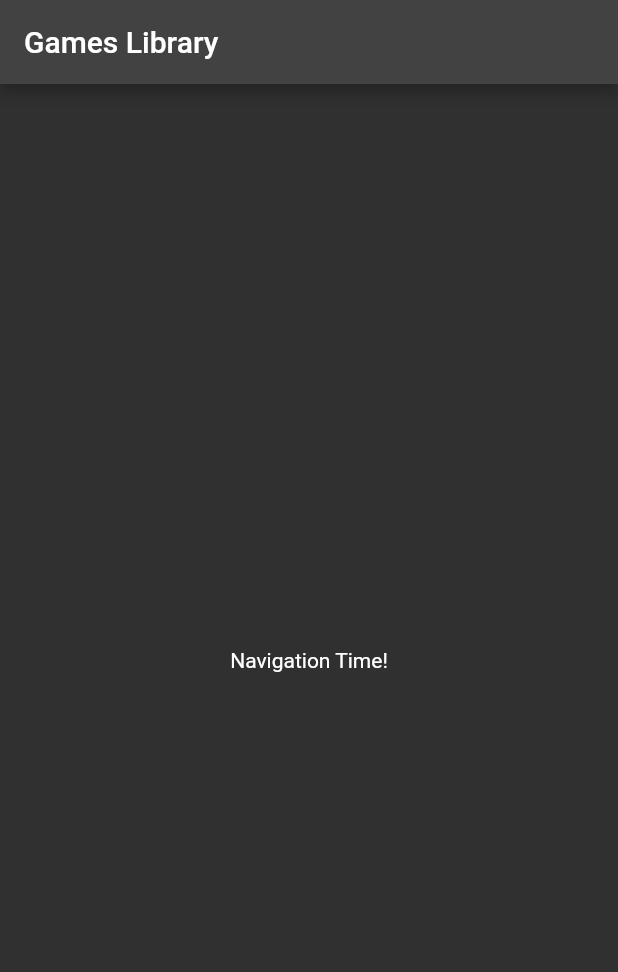
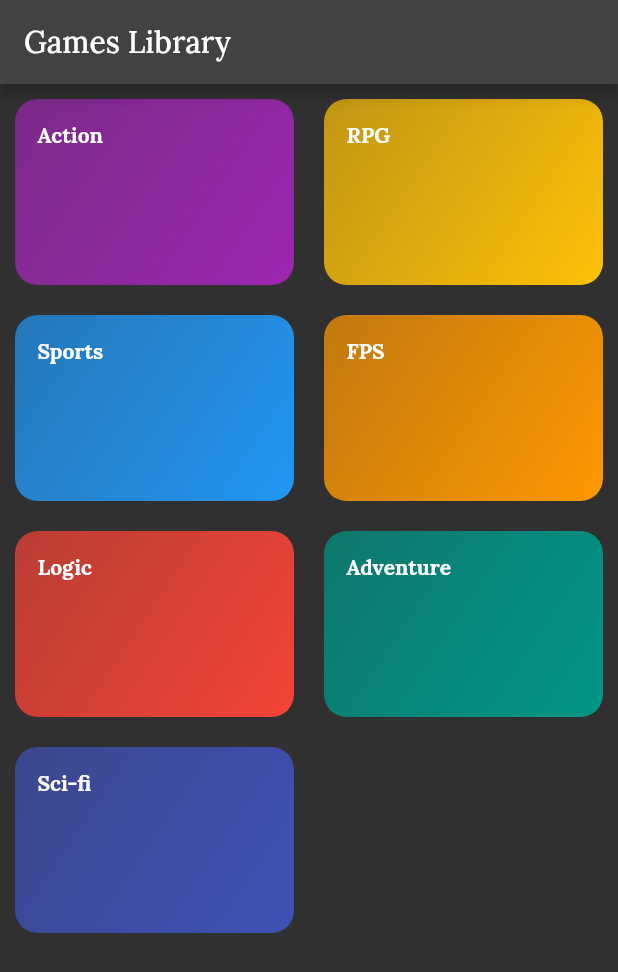
Before and after one commit to bobend212/flutter_gamelib, a Flutter app: the screen it shows after launch, on a phone screen of 412 x 824 dp. Shown: the top 972 px of the screen. Run offline on Flutter 3.47's test engine with Material 2 defaults, Android fonts, the phone set to English and light mode, and no system bars.

Commit message:
display dummy data and use GridView

```diff
--- /dev/null
+++ b/lib/categories_screen.dart
@@ -0,0 +1,30 @@
+// ignore_for_file: prefer_const_constructors, prefer_const_literals_to_create_immutables
+
+import 'package:flutter/material.dart';
+import 'package:gamelib_app/category_item.dart';
+import './dummy_data.dart';
+
+class CategoriesScreen extends StatelessWidget {
+  @override
+  Widget build(BuildContext context) {
+    return Scaffold(
+        appBar: AppBar(
+          title: const Text('Games Library'),
+        ),
+        body: GridView(
+          padding: EdgeInsets.all(10),
+          children: DUMMY_CATEGORIES
+              .map((catData) => CategoryItem(
+                    catData.title,
+                    catData.color,
+                  ))
+              .toList(),
+          gridDelegate: SliverGridDelegateWithMaxCrossAxisExtent(
+            maxCrossAxisExtent: 200,
+            childAspectRatio: 3 / 2,
+            crossAxisSpacing: 20,
+            mainAxisSpacing: 20,
+          ),
+        ));
+  }
+}
--- /dev/null
+++ b/lib/category_item.dart
@@ -0,0 +1,24 @@
+// ignore_for_file: prefer_const_constructors
+
+import 'package:flutter/material.dart';
+
+class CategoryItem extends StatelessWidget {
+  final String title;
+  final Color color;
+
+  CategoryItem(this.title, this.color);
+
+  @override
+  Widget build(BuildContext context) {
+    return Container(
+      padding: EdgeInsets.all(15),
+      child: Text(title, style: TextStyle(fontWeight: FontWeight.bold)),
+      decoration: BoxDecoration(
+          gradient: LinearGradient(
+              colors: [color.withOpacity(0.7), color],
+              begin: Alignment.topLeft,
+              end: Alignment.bottomRight),
+          borderRadius: BorderRadius.circular(15)),
+    );
+  }
+}
--- /dev/null
+++ b/lib/dummy_data.dart
@@ -0,0 +1,14 @@
+// ignore_for_file: unnecessary_const
+
+import 'package:flutter/material.dart';
+import './models/category.dart';
+
+const DUMMY_CATEGORIES = const [
+  Category(id: 'c1', title: 'Action', color: Colors.purple),
+  Category(id: 'c2', title: 'RPG', color: Colors.amber),
+  Category(id: 'c3', title: 'Sports', color: Colors.blue),
+  Category(id: 'c4', title: 'FPS', color: Colors.orange),
+  Category(id: 'c5', title: 'Logic', color: Colors.red),
+  Category(id: 'c6', title: 'Adventure', color: Colors.teal),
+  Category(id: 'c7', title: 'Sci-fi', color: Colors.indigo),
+];
--- a/lib/main.dart
+++ b/lib/main.dart
@@ -1,4 +1,5 @@
 import 'package:flutter/material.dart';
+import 'package:gamelib_app/categories_screen.dart';
 
 void main() => runApp(MyApp());
 
@@ -7,28 +8,9 @@ class MyApp extends StatelessWidget {
   Widget build(BuildContext context) {
     return MaterialApp(
       title: 'Games Library',
-      theme: ThemeData.dark(),
-      home: MyHomePage(),
+      theme: ThemeData(brightness: Brightness.dark, fontFamily: 'Lora'),
+      home: CategoriesScreen(),
       debugShowCheckedModeBanner: false,
     );
   }
 }
-
-class MyHomePage extends StatefulWidget {
-  @override
-  _MyHomePageState createState() => _MyHomePageState();
-}
-
-class _MyHomePageState extends State<MyHomePage> {
-  @override
-  Widget build(BuildContext context) {
-    return Scaffold(
-      appBar: AppBar(
-        title: Text('Games Library'),
-      ),
-      body: Center(
-        child: Text('Navigation Time!'),
-      ),
-    );
-  }
-}
--- /dev/null
+++ b/lib/models/category.dart
@@ -0,0 +1,10 @@
+import 'package:flutter/material.dart';
+
+class Category {
+  final String id;
+  final String title;
+  final Color color;
+
+  const Category(
+      {required this.id, required this.title, this.color = Colors.grey});
+}
```
Also changed, not shown: pubspec.yaml (+7 -14 lines), assets/fonts/Lora-Bold.ttf (added), assets/fonts/Lora-BoldItalic.ttf (added), assets/fonts/Lora-Italic.ttf (added), assets/fonts/Lora-Medium.ttf (added), assets/fonts/Lora-MediumItalic.ttf (added), assets/fonts/Lora-Regular.ttf (added), assets/fonts/Lora-SemiBold.ttf (added), assets/fonts/Lora-SemiBoldItalic.ttf (added).
